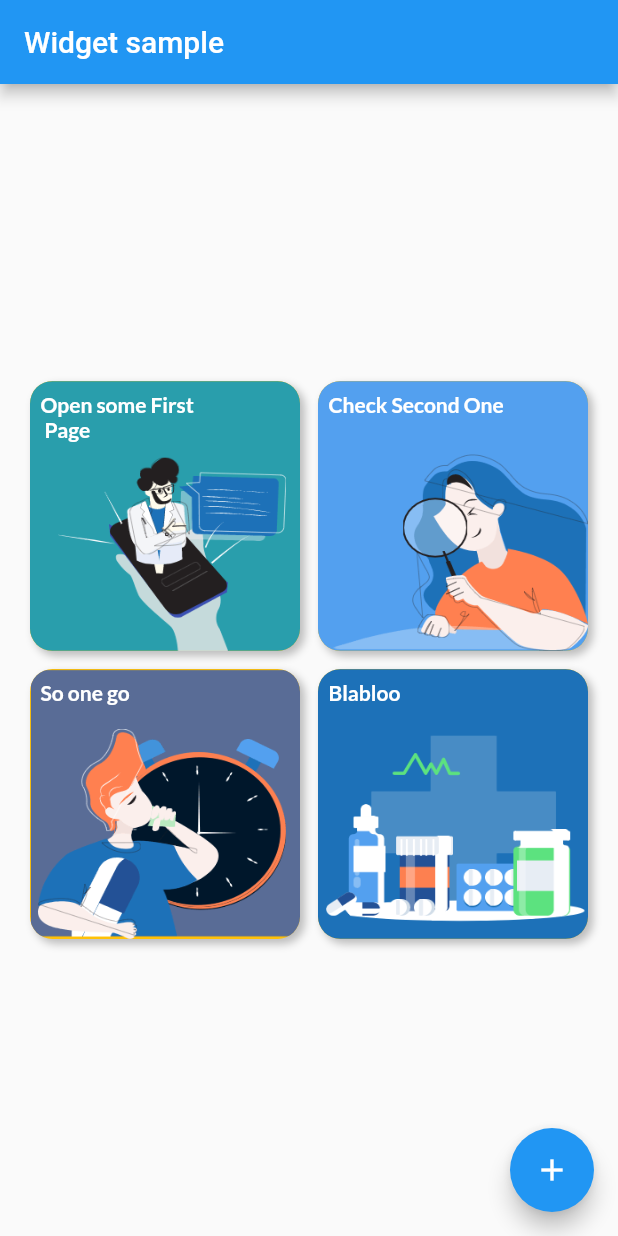
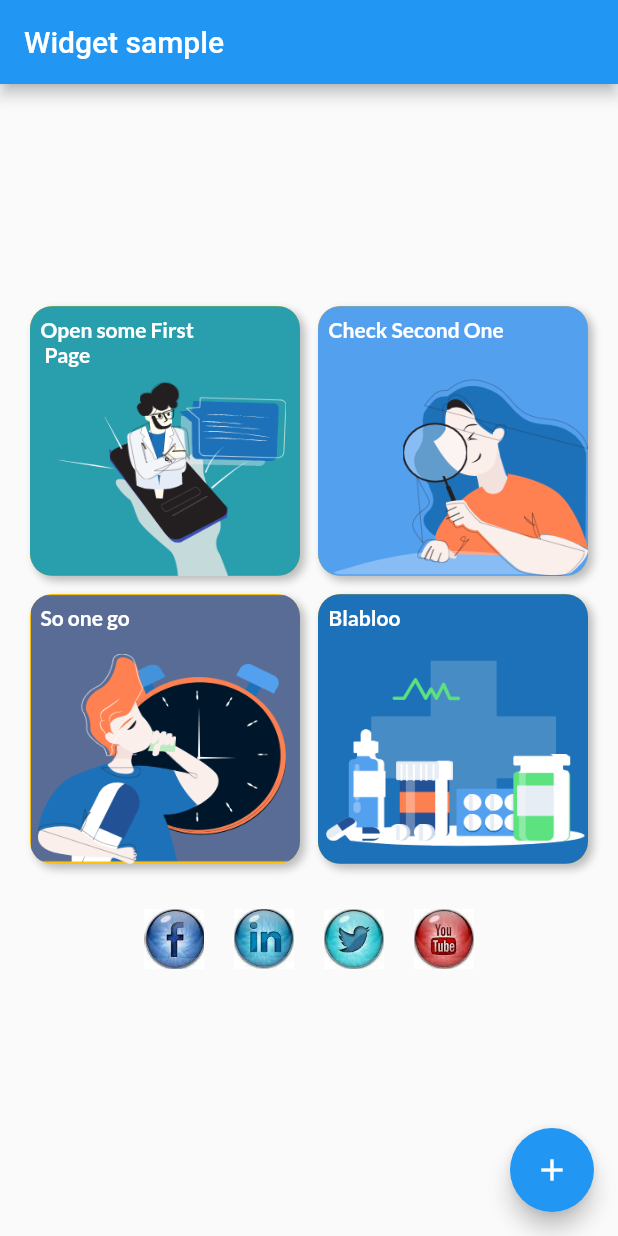
Before and after one commit to gorychama/flutter_app_model, a Flutter app: the screen it shows after launch, on a phone screen of 412 x 824 dp. Run offline on Flutter 3.47's test engine with Material 2 defaults, Android fonts, the phone set to English and light mode, and no system bars; our stand-ins replace google_fonts.

Commit message:
listview social button added

```diff
--- a/lib/Const.dart
+++ b/lib/Const.dart
@@ -18,7 +18,11 @@ class Const{
   static String Homepagename = "Widget sample";//'Sign out'
 
 
-
+  static List<String> listicon = ["assets/facebookicone.png",
+    "assets/linkedinicon.png",
+    "assets/twittericon.png",
+    "assets/youtubeicon.png",
+  ];
 
 
 
--- a/lib/main.dart
+++ b/lib/main.dart
@@ -1,5 +1,6 @@
 import 'package:flutter/material.dart';
 import 'package:flutter_app_model/widgets/gridsample.dart';
+import 'package:flutter_app_model/widgets/list.dart';
 import 'Const.dart';
 void main() {
   runApp(MyApp());
@@ -94,6 +95,7 @@ class _MyHomePageState extends State<MyHomePage> {
           children: <Widget>[
             // here all sample to re use import from widget/
             GridSample(),
+            list(),
 
           ],
         ),
--- /dev/null
+++ b/lib/widgets/list.dart
@@ -0,0 +1,87 @@
+import 'package:flutter/material.dart';
+import 'package:flutter_app_model/Const.dart';
+
+class list extends StatelessWidget {
+  @override
+  Widget build(BuildContext context) {
+    final title = 'Horizontal List';
+
+    return Center(child:
+    Container(child:
+    Column(
+        mainAxisAlignment: MainAxisAlignment.center,
+        children:[ Container(
+          margin: EdgeInsets.symmetric(vertical: 30.0),
+          height: 40.0,
+          padding: const EdgeInsets.only(left:50.0,right: 50.0),
+          // alignment:,
+          child: ListView(
+            scrollDirection: Axis.horizontal,
+              shrinkWrap: true,
+              children: <Widget>[
+              Container(
+                width: 40,
+                decoration:BoxDecoration(
+                    color: Colors.blue[900],
+                    image: DecorationImage(
+                      fit: BoxFit.fill,
+                      image:AssetImage(Const.listicon[0]))
+
+                )
+              ),
+                Container(
+                    width: 20,
+                  // color: Colors.blue[900],
+
+
+                ),
+              Container(
+                width: 40.0,
+                  decoration:BoxDecoration(
+                      color: Colors.blue[900],
+                      image: DecorationImage(
+                          fit: BoxFit.fill,
+                          image:AssetImage(Const.listicon[1]))
+
+                  )              ),
+                Container(
+                  width: 20,
+                  // color: Colors.blue[900],
+
+
+                ),
+              Container(
+                width: 40.0,
+                  decoration:BoxDecoration(
+                      color: Colors.blue[900],
+                      image: DecorationImage(
+                          fit: BoxFit.fill,
+                          image:AssetImage(Const.listicon[2]))
+
+                  )              ),
+                Container(
+                  width: 20,
+                  // color: Colors.blue[900],
+
+
+                ),
+              Container(
+                width: 40.0,
+                  decoration:BoxDecoration(
+                      color: Colors.blue[900],
+                      image: DecorationImage(
+                          fit: BoxFit.fill,
+                          image:AssetImage(Const.listicon[3]))
+
+                  )              )
+    ]
+    ))]
+    )
+    )
+    )
+
+    ;
+
+  }
+
+}
```
Also changed, not shown: assets/facebookicone.png (added), assets/linkedinicon.png (added), assets/twittericon.png (added), assets/youtubeicon.png (added).
